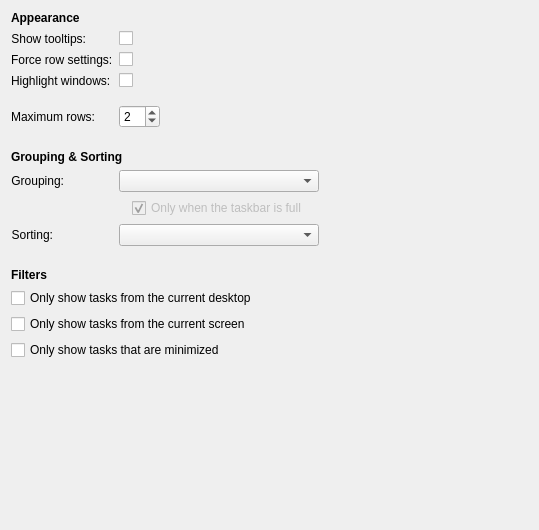
This is plasma/desktop/applets/tasks/tasksConfig.ui in mgottschlag/kwin-tiling as Qt 5 draws it before an edit. The edited form follows.
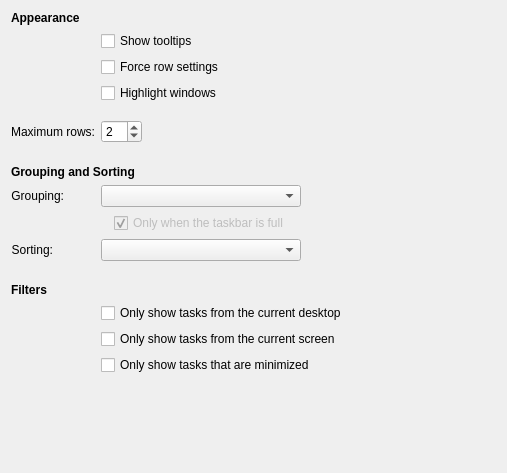
This is the edited form. Custom widgets are drawn as their Qt base class.

Commit message: Visual tweak: Put checkbox descriptions uniformly on one side

```diff
--- a/plasma/desktop/applets/tasks/tasksConfig.ui
+++ b/plasma/desktop/applets/tasks/tasksConfig.ui
@@ -6,29 +6,22 @@
    <rect>
     <x>0</x>
     <y>0</y>
-    <width>539</width>
-    <height>530</height>
+    <width>507</width>
+    <height>473</height>
    </rect>
   </property>
   <layout class="QFormLayout" name="formLayout">
-   <item row="2" column="1">
-    <widget class="QCheckBox" name="showTooltip">
-     <property name="text">
-      <string/>
-     </property>
-    </widget>
-   </item>
    <item row="4" column="1">
     <widget class="QCheckBox" name="fillRows">
      <property name="text">
-      <string/>
+      <string>Force row settings</string>
      </property>
     </widget>
    </item>
    <item row="6" column="1">
     <widget class="QCheckBox" name="highlightWindows">
      <property name="text">
-      <string/>
+      <string>Highlight windows</string>
      </property>
     </widget>
    </item>
@@ -191,27 +184,6 @@
      </property>
     </spacer>
    </item>
-   <item row="19" column="0" colspan="2">
-    <widget class="QCheckBox" name="showOnlyCurrentDesktop">
-     <property name="text">
-      <string>Only show tasks from the current desktop</string>
-     </property>
-    </widget>
-   </item>
-   <item row="20" column="0" colspan="2">
-    <widget class="QCheckBox" name="showOnlyCurrentScreen">
-     <property name="text">
-      <string>Only show tasks from the current screen</string>
-     </property>
-    </widget>
-   </item>
-   <item row="21" column="0" colspan="2">
-    <widget class="QCheckBox" name="showOnlyMinimized">
-     <property name="text">
-      <string>Only show tasks that are minimized</string>
-     </property>
-    </widget>
-   </item>
    <item row="22" column="1">
     <spacer name="verticalSpacer">
      <property name="orientation">
@@ -247,7 +219,7 @@
       </font>
      </property>
      <property name="text">
-      <string>Grouping &amp; Sorting</string>
+      <string>Grouping and Sorting</string>
      </property>
     </widget>
    </item>
@@ -264,39 +236,6 @@
      </property>
     </widget>
    </item>
-   <item row="6" column="0">
-    <widget class="QLabel" name="label_9">
-     <property name="text">
-      <string>Highlight windows:</string>
-     </property>
-     <property name="buddy">
-      <cstring>fillRows</cstring>
-     </property>
-    </widget>
-   </item>
-   <item row="4" column="0">
-    <widget class="QLabel" name="label_8">
-     <property name="text">
-      <string>Force row settings:</string>
-     </property>
-     <property name="buddy">
-      <cstring>fillRows</cstring>
-     </property>
-    </widget>
-   </item>
-   <item row="2" column="0">
-    <widget class="QLabel" name="label_7">
-     <property name="text">
-      <string>Show tooltips:</string>
-     </property>
-     <property name="alignment">
-      <set>Qt::AlignRight|Qt::AlignTrailing|Qt::AlignVCenter</set>
-     </property>
-     <property name="buddy">
-      <cstring>showTooltip</cstring>
-     </property>
-    </widget>
-   </item>
    <item row="9" column="0">
     <widget class="QLabel" name="label_3">
      <property name="text">
@@ -339,6 +278,34 @@
      </property>
     </spacer>
    </item>
+   <item row="2" column="1">
+    <widget class="QCheckBox" name="showTooltip">
+     <property name="text">
+      <string>Show tooltips</string>
+     </property>
+    </widget>
+   </item>
+   <item row="19" column="1">
+    <widget class="QCheckBox" name="showOnlyCurrentDesktop">
+     <property name="text">
+      <string>Only show tasks from the current desktop</string>
+     </property>
+    </widget>
+   </item>
+   <item row="20" column="1">
+    <widget class="QCheckBox" name="showOnlyCurrentScreen">
+     <property name="text">
+      <string>Only show tasks from the current screen</string>
+     </property>
+    </widget>
+   </item>
+   <item row="21" column="1">
+    <widget class="QCheckBox" name="showOnlyMinimized">
+     <property name="text">
+      <string>Only show tasks that are minimized</string>
+     </property>
+    </widget>
+   </item>
   </layout>
  </widget>
  <customwidgets>
```
